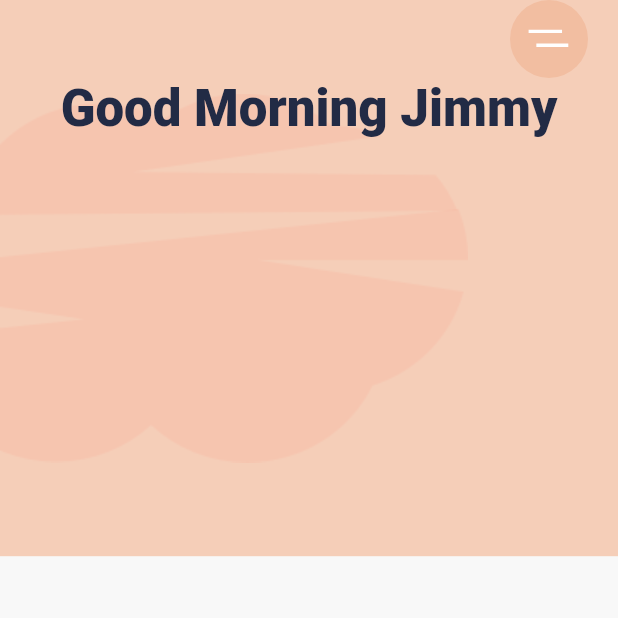
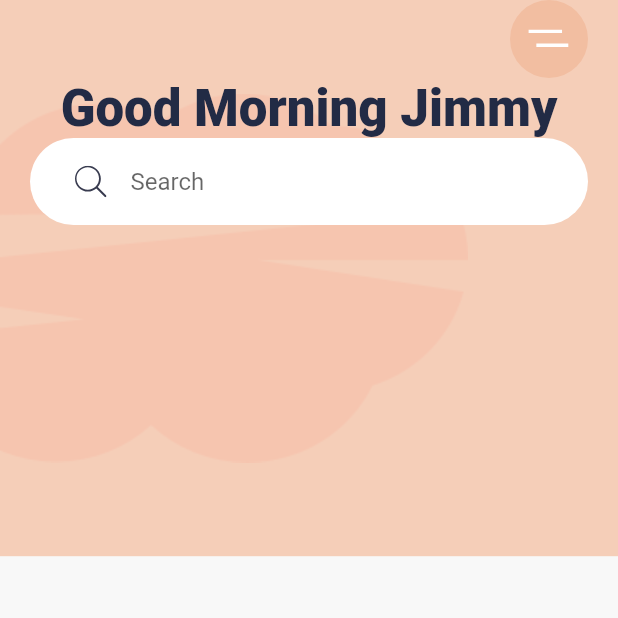
Before and after one commit to jimmy-lan/flutter_ui_projects, a Flutter app: the screen it shows after launch, on a phone screen of 412 x 824 dp, the top half of it. Run offline on Flutter 3.47's test engine with Material 2 defaults, Android fonts, the phone set to English and light mode, and no system bars; our stand-ins replace flutter_svg.

Commit message:
Add search field

```diff
--- a/exercise_app/lib/main.dart
+++ b/exercise_app/lib/main.dart
@@ -1,4 +1,5 @@
 import 'package:flutter/material.dart';
+import 'package:flutter/services.dart';
 import 'package:flutter_svg/flutter_svg.dart';
 
 import './constants.dart';
@@ -60,6 +61,19 @@ class HomeScreen extends StatelessWidget {
                       .textTheme
                       .headline4
                       .copyWith(fontWeight: FontWeight.w900),
+                ),
+                Container(
+                  padding: EdgeInsets.symmetric(horizontal: 30, vertical: 5),
+                  decoration: BoxDecoration(
+                      color: Colors.white,
+                      borderRadius: BorderRadius.circular(29.6)),
+                  child: TextField(
+                    decoration: InputDecoration(
+                      hintText: "Search",
+                      icon: SvgPicture.asset("assets/icons/search.svg"),
+                      border: InputBorder.none,
+                    ),
+                  ),
                 )
               ],
             ),
```
